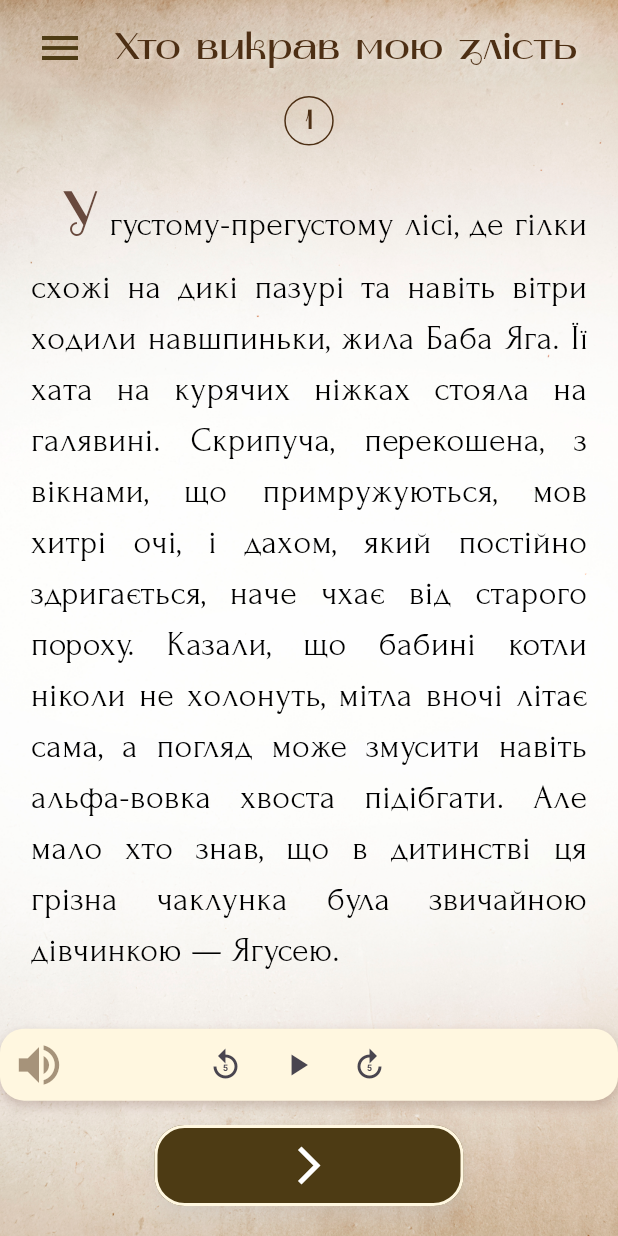
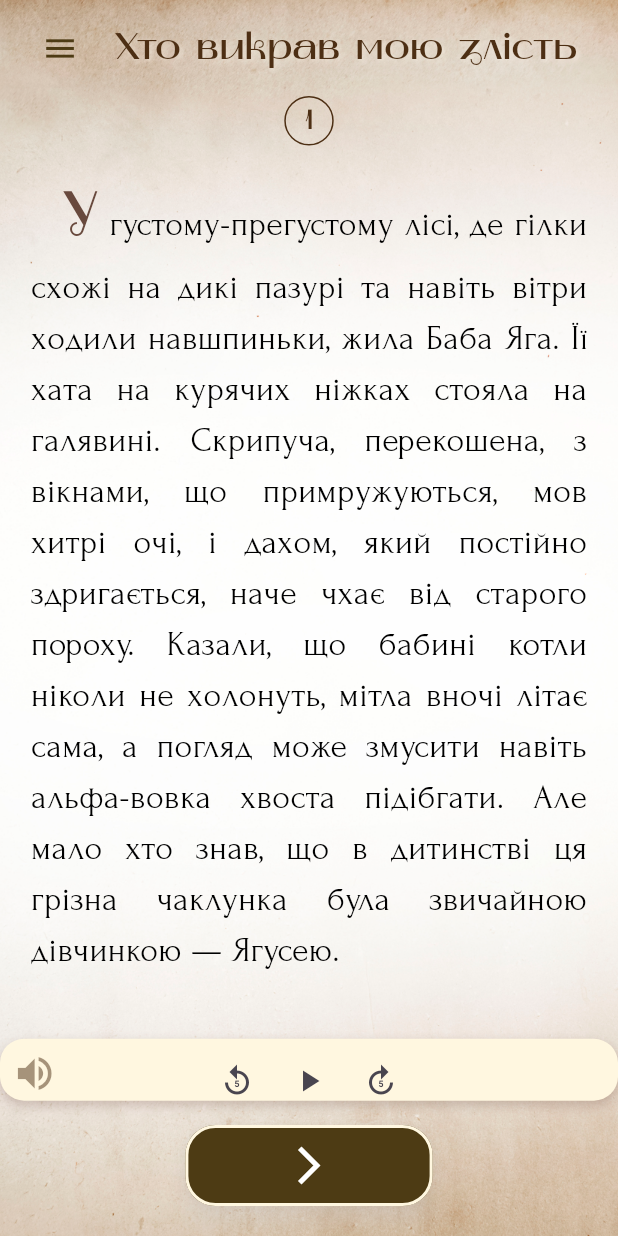
Before and after one commit to SergiyKlymenko/yaga_storybook_app, a Flutter app: the BookPageScreen screen opened directly, on a phone screen of 412 x 824 dp. Run offline on Flutter 3.47's test engine with Material 3 defaults, Android fonts, the light colour scheme and no system bars; our stand-ins replace flutter_dotenv, flutter_svg, just_audio, lucide_icons; missing offline and left inert: dart:ffi; generated files the repository leaves out were written again.

Commit message:
page styling

```diff
--- a/lib/screens/book_page_screen.dart
+++ b/lib/screens/book_page_screen.dart
@@ -71,10 +71,10 @@ class _BookPageScreenState extends State<BookPageScreen> {
                         Builder(
                           builder: (context) => Container(
                             child: IconButton(
-                              icon: const Icon(
+                              icon: Icon(
                                 Icons.menu,
                                 color: Color.fromARGB(255, 77, 59, 20),
-                                size: 32,
+                                size: width * 0.06,
                               ),
                               onPressed: () =>
                                   Scaffold.of(context).openDrawer(),
@@ -141,10 +141,10 @@ class _BookPageScreenState extends State<BookPageScreen> {
                           child: Builder(
                             builder: (BuildContext context) {
                               return IconButton(
-                                icon: const Icon(
+                                icon: Icon(
                                   Icons.menu, // заміни на іконку трьох рисочок
                                   color: Colors.white,
-                                  size: 32,
+                                  size: width * 0.06,
                                 ),
                                 onPressed: () =>
                                     Scaffold.of(context).openDrawer(),
@@ -183,6 +183,10 @@ class _BookPageScreenState extends State<BookPageScreen> {
                 ],
                 if (!isIllustrationPage) ...[
                   Expanded(
+                    child: Scrollbar(
+                      thumbVisibility: true,
+                      thickness: 8,
+                      radius: Radius.circular(12),
                       child: SingleChildScrollView(
                         padding: EdgeInsets.only(
                             left: width * 0.05, right: width * 0.05),
@@ -207,7 +211,8 @@ class _BookPageScreenState extends State<BookPageScreen> {
                                         style: TextStyle(
                                           fontSize: width * 0.1,
                                           fontFamily: 'FairyFont1',
-                                        color: Color.fromARGB(255, 104, 73, 61),
+                                          color:
+                                              Color.fromARGB(255, 104, 73, 61),
                                           height: 1.5,
                                         ),
                                       ),
@@ -230,6 +235,7 @@ class _BookPageScreenState extends State<BookPageScreen> {
                         ),
                       ),
                     ),
+                  ),
                 ] else ...[
                   SizedBox(height: height * 0.76),
                 ],
@@ -237,6 +243,7 @@ class _BookPageScreenState extends State<BookPageScreen> {
                   Padding(
                     padding: const EdgeInsets.symmetric(vertical: 8),
                     child: Container(
+                      height: height * 0.05,
                       decoration: BoxDecoration(
                         color: const Color.fromARGB(255, 255, 247, 224),
                         borderRadius: BorderRadius.circular(16),
@@ -248,19 +255,30 @@ class _BookPageScreenState extends State<BookPageScreen> {
                           )
                         ],
                       ),
-                      padding: const EdgeInsets.symmetric(horizontal: 8),
-                      child: Row(
+                      //padding: const EdgeInsets.symmetric(horizontal: 8),
+                      child: Stack(
                         children: [
-                          Icon(
+                          // Центрований аудіоконтрол
+                          Align(
+                            alignment: Alignment.center,
+                            child: Padding(
+                              padding: EdgeInsets.all(height * 0.01),
+                              child: AudioControls(audioAssetPath: audioPath),
+                            ),
+                          ),
+
+                          // Іконка зліва
+                          Align(
+                            alignment: Alignment.centerLeft,
+                            child: Padding(
+                              padding: EdgeInsets.all(height * 0.01), // Відступ
+                              child: Icon(
                                 Icons.volume_up,
-                            size: 36,
-                            color: Color.fromARGB(
-                                128, 77, 47, 20), // Напівпрозорий
+                                size: 30,
+                                color: Color.fromARGB(128, 77, 47, 20),
                               ),
-                          SizedBox(
-                              width: width *
-                                  0.20), // Проміжок між іконкою та контролем
-                          AudioControls(audioAssetPath: audioPath),
+                            ),
+                          ),
                         ],
                       ),
                     ),
@@ -297,6 +315,7 @@ class _BookPageScreenState extends State<BookPageScreen> {
                                 child: Icon(
                                   Icons.arrow_back_ios_new,
                                   size: 30,
+                                  color: Colors.white,
                                 ),
                               ),
                             ),
@@ -304,7 +323,7 @@ class _BookPageScreenState extends State<BookPageScreen> {
                         Expanded(
                           child: Padding(
                             padding: widget.pageNumber == 1
-                                ? EdgeInsets.symmetric(horizontal: width * 0.25)
+                                ? EdgeInsets.symmetric(horizontal: width * 0.30)
                                 : EdgeInsets.symmetric(
                                     horizontal: width * 0.15),
                             child: ElevatedButton(
@@ -324,6 +343,7 @@ class _BookPageScreenState extends State<BookPageScreen> {
                                   _navigateToPage(widget.pageNumber + 1),
                               child: Icon(
                                 Icons.arrow_forward_ios,
+                                color: Colors.white,
                                 size: 30,
                               ),
                             ),
```
Lines whose indentation alone changed are shown as unchanged.
